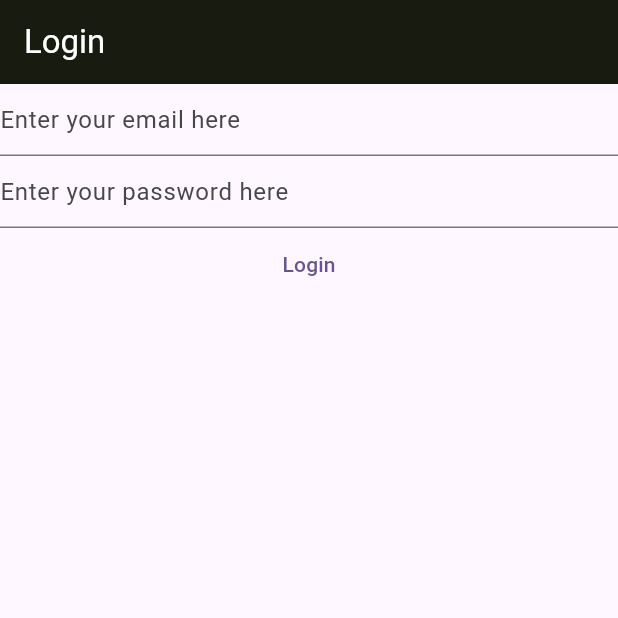
After one commit to raphaelkathambana/tembeakenya, a Flutter app: the screen it shows after launch, after a tap on "Login", on a phone screen of 412 x 824 dp, the top half of it. The commit adds this screen. Run offline on Flutter 3.47's test engine with Material 3 defaults, Android fonts, the phone set to English and light mode, and no system bars; our stand-ins replace firebase_auth, firebase_core; accounts and stored records are empty; generated files the repository leaves out were written again; network calls fail.

Commit message:
Login functionality included

```diff
--- /dev/null
+++ b/lib/views/login_view.dart
@@ -0,0 +1,99 @@
+import 'package:firebase_auth/firebase_auth.dart';
+import 'package:firebase_core/firebase_core.dart';
+import 'package:flutter/material.dart';
+import 'package:tembeakenya/firebase_options.dart';
+
+
+const backgroundDark = Color(0xFF171B10);
+class LoginView extends StatefulWidget {
+  const LoginView({super.key});
+
+  @override
+  State<LoginView> createState() => _LoginViewState();
+}
+
+class _LoginViewState extends State<LoginView> {
+
+  late final TextEditingController _email;
+  late final TextEditingController _password;
+
+  @override
+  void initState() {
+    _email = TextEditingController();
+    _password = TextEditingController();
+    super.initState();
+  }
+  @override
+  void dispose() {
+    _email.dispose();
+    _password.dispose();
+    super.dispose();
+  }
+
+  @override
+  Widget build(BuildContext context) {
+    return Scaffold(
+
+      appBar: AppBar(
+        backgroundColor: backgroundDark,
+        title: const Text('Login', style: TextStyle(color: Colors.white)),
+      ),
+
+      body: FutureBuilder(
+        future: Firebase.initializeApp(
+          options: DefaultFirebaseOptions.currentPlatform,
+        ),
+        builder: (context, snapshot) {
+          switch (snapshot.connectionState) {
+            case ConnectionState.done:
+              return Column(
+                children: [
+
+                  TextField(
+                    controller: _email,
+                    enableSuggestions: false,
+                    autocorrect: false,
+                    keyboardType: TextInputType.emailAddress,
+                    decoration: const InputDecoration (
+                      hintText: 'Enter your email here',
+                    ),
+                  ),
+
+                  TextField(
+                    controller: _password,
+                    obscureText: true,
+                    enableSuggestions: false,
+                    autocorrect: false,
+                    decoration: const InputDecoration (
+                      hintText: 'Enter your password here',
+                    ),
+                  ),
+
+                  TextButton(
+                    onPressed: () async {
+                      final email = _email.text;
+                      final password = _password.text;
+                      try {
+                        await FirebaseAuth.instance.signInWithEmailAndPassword(
+                          email: email,
+                          password: password
+                        );
+                      } on FirebaseAuthException catch (e){
+                        print(e.code);
+                        if (e.code == 'invalid-credential') {
+                          print('Invalid Credential');
+                        }
+                      }
+                    },
+                    child: const Text('Login'),
+                  ),
+                ]
+              );
+            default:
+              return const Text('Loading...');
+          }
+        },
+      ),
+    );
+  }
+}
--- /dev/null
+++ b/lib/views/register_view.dart
@@ -0,0 +1,104 @@
+import 'package:firebase_auth/firebase_auth.dart';
+import 'package:firebase_core/firebase_core.dart';
+import 'package:flutter/material.dart';
+import 'package:tembeakenya/firebase_options.dart';
+
+
+const backgroundDark = Color(0xFF171B10);
+class RegisterView extends StatefulWidget {
+  const RegisterView({super.key});
+
+  @override
+  State<RegisterView> createState() => _RegisterViewState();
+}
+
+class _RegisterViewState extends State<RegisterView> {
+
+  late final TextEditingController _email;
+  late final TextEditingController _password;
+
+  @override
+  void initState() {
+    _email = TextEditingController();
+    _password = TextEditingController();
+    super.initState();
+  }
+  @override
+  void dispose() {
+    _email.dispose();
+    _password.dispose();
+    super.dispose();
+  }
+
+  @override
+  Widget build(BuildContext context) {
+    // return Container(color: backgroundDark);
+    return Scaffold(
+
+      appBar: AppBar(
+        backgroundColor: backgroundDark,
+        title: const Text('Register', style: TextStyle(color: Colors.white)),
+      ),
+
+      body: FutureBuilder(
+        future: Firebase.initializeApp(
+          options: DefaultFirebaseOptions.currentPlatform,
+        ),
+        builder: (context, snapshot) {
+          switch (snapshot.connectionState) {
+            case ConnectionState.done:
+              return Column(
+                children: [
+
+                  TextField(
+                    controller: _email,
+                    enableSuggestions: false,
+                    autocorrect: false,
+                    keyboardType: TextInputType.emailAddress,
+                    decoration: const InputDecoration (
+                      hintText: 'Enter your email here',
+                    ),
+                  ),
+
+                  TextField(
+                    controller: _password,
+                    obscureText: true,
+                    enableSuggestions: false,
+                    autocorrect: false,
+                    decoration: const InputDecoration (
+                      hintText: 'Enter your password here',
+                    ),
+                  ),
+
+                  TextButton(
+                    onPressed: () async {
+                      final email = _email.text;
+                      final password = _password.text;
+                      // final userCredential = await FirebaseAuth.instance.createUserWithEmailAndPassword(
+                      try{
+                        await FirebaseAuth.instance.createUserWithEmailAndPassword(
+                          email: email,
+                          password: password
+                        );
+                      } on FirebaseAuthException catch (e){
+                        if (e.code == 'email-already-in-use'){
+                          print('Email already in use');
+                        } else if (e.code == 'weak-password'){
+                          print('Weak Password');
+                        } else if (e.code == 'invalid-email'){
+                          print('Invalid Email');
+                        }
+                      }
+                    },
+                    child: const Text('Register'),
+                  ),
+                ]
+              );
+            default:
+              return const Text('Loading...');
+          }
+        },
+      ),
+    );
+  }
+}
```
Also changed, not shown: lib/main.dart (+3 -94 lines).
